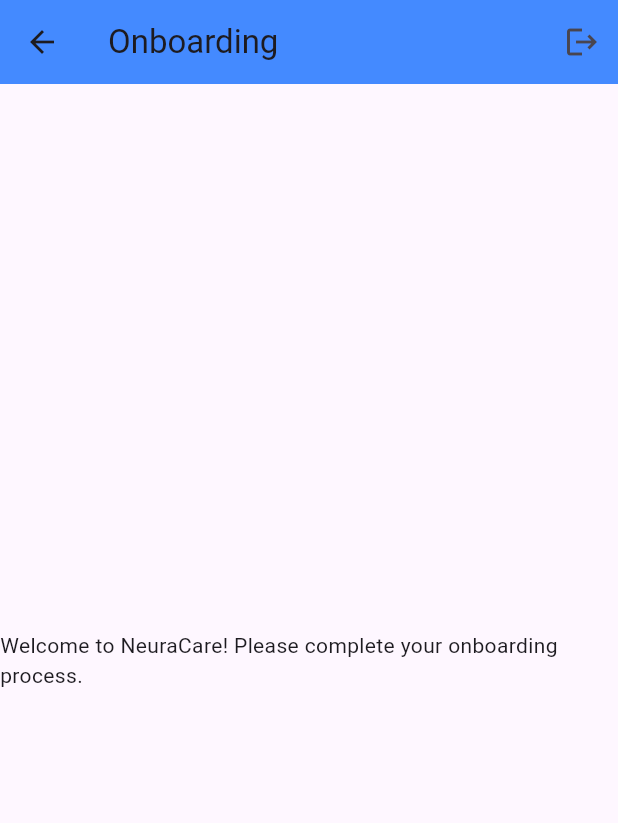
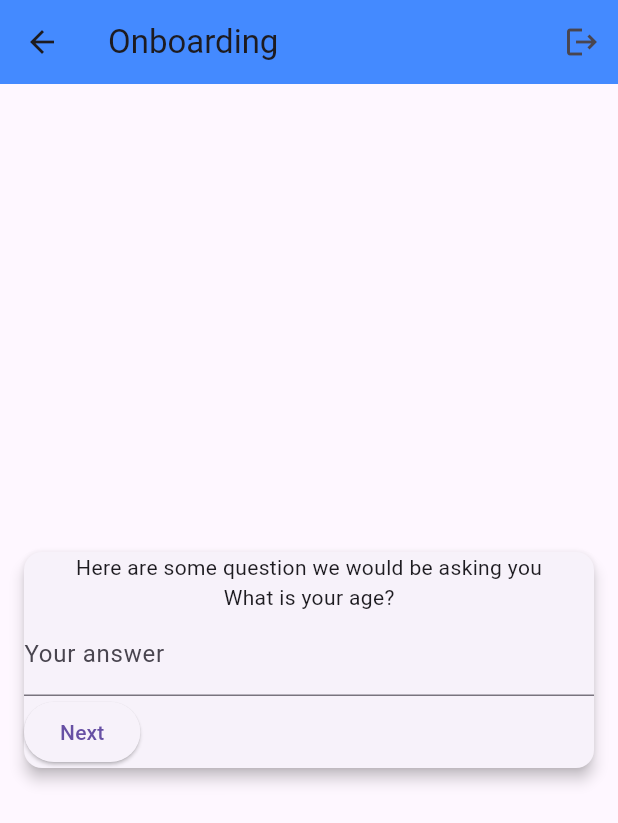
Before and after one commit to shamak24/NeuraCare, a Flutter app: the OnboardingScreen screen opened directly, on a phone screen of 412 x 824 dp. Shown: the top 823 px of the screen. Run offline on Flutter 3.47's test engine with Material 3 defaults, Android fonts, the phone set to English and light mode, and no system bars; our stand-ins replace flutter_dotenv, flutter_riverpod, hive_flutter, internet_connection_checker_plus; accounts and stored records are empty.

Commit message:
completion of the onboarding page and linking it with the dashboard

```diff
--- a/frontend/neura_care/lib/screens/onboarding.dart
+++ b/frontend/neura_care/lib/screens/onboarding.dart
@@ -1,13 +1,16 @@
 import 'package:flutter/material.dart';
 import 'package:flutter_riverpod/flutter_riverpod.dart';
 import 'package:neura_care/data/onboarding_questions.dart';
+import 'package:neura_care/models/vitals.dart';
 import 'package:neura_care/providers/user.dart';
 import 'package:neura_care/providers/vitals.dart';
+import 'package:neura_care/services/api.dart';
+import 'package:neura_care/widgets/onboarding_question.dart';
 
 class OnboardingScreen extends ConsumerStatefulWidget {
   const OnboardingScreen({super.key});
 
- @override
+  @override
   ConsumerState<OnboardingScreen> createState() => _OnboardingScreenState();
 }
 
@@ -30,6 +33,31 @@
     });
   }
 
+  void submitAnswers(String answer) async{
+    setState(() {
+      answers[currentQuestionIndex] = answer;
+    });
+    final vitals = Vitals(
+      bloodPressure: double.parse(answers[2]),
+      heartRate: int.parse(answers[3]),
+      sugarLevel: double.parse(answers[4]),
+      weight: double.parse(answers[5]),
+      cholesterol: double.parse(answers[6]),
+      activityLevel: answers[7],
+      gender: answers[1],
+      age: int.parse(answers[0]),
+    );
+    print(vitals);
+    try{
+        await createUserVitals(ref.read(userProviderNotifier.notifier).state.token!, vitals);
+        ref.read(vitalsProviderNotifier.notifier).setVitals(vitals);
+    }catch(e){
+        if(mounted){
+
+        }
+    }
+  }
+
   @override
   Widget build(BuildContext context) {
     return Scaffold(
@@ -46,9 +74,26 @@
           ),
         ],
       ),
-      body: Center(child:Text("Welcome to NeuraCare! Please complete your onboarding process."),
+      body: Center(
+        child: Card(
+          margin: const EdgeInsets.all(16.0),
+          elevation: 4.0,
 
-      )
+          child: Column(
+            mainAxisSize: MainAxisSize.min,
+            children: [
+              Text("Here are some question we would be asking you"),
+              OnboardingQuestion(
+                currentIndex: currentQuestionIndex,
+                onAnswered: nextQuestion,
+                onPrevious: previousQuestion,
+                onSubmit: submitAnswers,
+                previousAnswer: answers[currentQuestionIndex],
+              ),
+            ],
+          ),
+        ),
+      ),
     );
   }
 }
--- a/frontend/neura_care/lib/services/api.dart
+++ b/frontend/neura_care/lib/services/api.dart
@@ -114,7 +114,7 @@
   }
 }
 
-Future<Vitals> createUserVitals(String token, Vitals vitals) async {
+Future<void> createUserVitals(String token, Vitals vitals) async {
   final response = await http.post(
     Uri.parse('$baseUrl/vitals'),
     headers: {'Content-Type': 'application/json', 'Cookie': 'token=$token'},
@@ -125,11 +125,13 @@
       'weight': vitals.weight,
       'cholesterol': vitals.cholesterol,
       'activityLevel': vitals.activityLevel,
+      'gender': vitals.gender,
+      'age': vitals.age,
     }),
   );
 
   if (response.statusCode == 201) {
-    return Vitals.fromJson(jsonDecode(response.body));
+    return ;
   } else {
     if (response.statusCode == 400) {
       throw Exception('Invalid vitals data');
--- /dev/null
+++ b/frontend/neura_care/lib/widgets/onboarding_question.dart
@@ -0,0 +1,134 @@
+import 'package:flutter/material.dart';
+import 'package:neura_care/models/question.dart';
+import "package:neura_care/data/onboarding_questions.dart";
+
+class OnboardingQuestion extends StatelessWidget {
+  final Function(String) onAnswered;
+  final Function() onPrevious;
+  final Function(String) onSubmit;
+  final int currentIndex;
+  final dynamic previousAnswer;
+
+  const OnboardingQuestion({
+    super.key,
+    required this.onAnswered,
+    required this.onPrevious,
+    required this.onSubmit,
+    required this.currentIndex,
+    required this.previousAnswer,
+  });
+
+  @override
+  Widget build(BuildContext context) {
+    final GlobalKey<FormState> _formKey = GlobalKey<FormState>();
+    final question = onboardingQuestions[currentIndex];
+    final isLastQuestion = currentIndex == onboardingQuestions.length - 1;
+    final isFirstQuestion = currentIndex == 0;
+
+    final TextEditingController controller = TextEditingController(
+      text: (previousAnswer ?? '').toString(),
+    );
+    String? selectedValue;
+    late final Widget questionWidget;
+    if (question.type == QuestionType.choice) {
+      // Ensure we use a string and that it exists in options
+      selectedValue = previousAnswer != null
+          ? previousAnswer.toString()
+          : question.options!.first;
+      final String initialSelection = question.options!.contains(selectedValue)
+          ? selectedValue
+          : question.options!.first;
+
+      questionWidget = DropdownMenu<String>(
+        dropdownMenuEntries: question.options!
+            .map((e) => DropdownMenuEntry(value: e, label: e))
+            .toList(),
+        onSelected: (value) {
+          if (value != null) {
+            selectedValue = value;
+          }
+        },
+        initialSelection: initialSelection,
+      );
+    } else if (question.type == QuestionType.text) {
+      questionWidget = TextFormField(
+        controller: controller,
+        decoration: InputDecoration(labelText: 'Your answer'),
+        onFieldSubmitted: (value) {
+          onAnswered(value);
+        },
+        validator: (value) {
+          if (value == null || value.isEmpty) {
+            return 'Please enter a value';
+          }
+          return null;
+        },
+        autovalidateMode: AutovalidateMode.onUserInteraction,
+      );
+    } else {
+      questionWidget = TextFormField(
+        controller: controller,
+        keyboardType: question.type == QuestionType.int
+            ? TextInputType.number
+            : TextInputType.numberWithOptions(decimal: true),
+        decoration: InputDecoration(labelText: 'Your answer'),
+        autovalidateMode: AutovalidateMode.onUserInteraction,
+        validator: (value) {
+          if (value == null || value.isEmpty) {
+            return 'Please enter a value';
+          }
+          if (question.type == QuestionType.int) {
+            if (int.tryParse(value) == null) {
+              return 'Please enter a valid integer';
+            }
+          } else if (question.type == QuestionType.double) {
+            if (double.tryParse(value) == null) {
+              return 'Please enter a valid number';
+            }
+          }
+          return null;
+        },
+      );
+    }
+
+    String getAnswer() {
+      if (question.type == QuestionType.choice) {
+        return selectedValue ?? '';
+      }
+      return controller.text;
+    }
+
+    return Column(
+      children: [
+        Text(question.text),
+        Form(key: _formKey, child: questionWidget),
+        Row(
+          mainAxisAlignment: MainAxisAlignment.spaceBetween,
+          children: [
+            if (!isFirstQuestion)
+              ElevatedButton(
+                onPressed: onPrevious,
+                child: const Text('Previous'),
+              ),
+            if (!isLastQuestion)
+              ElevatedButton(
+                onPressed: () {
+                  if (_formKey.currentState!.validate()) {
+                    onAnswered(getAnswer());
+                  }
+                },
+                child: const Text('Next'),
+              ),
+            if (isLastQuestion)
+              ElevatedButton(
+                onPressed: () {
+                  onSubmit(getAnswer());
+                },
+                child: const Text('Submit'),
+              ),
+          ],
+        ),
+      ],
+    );
+  }
+}
```
Also changed, not shown: frontend/neura_care/lib/widgets/onboarding_questions.dart (deleted), 1 other file.
